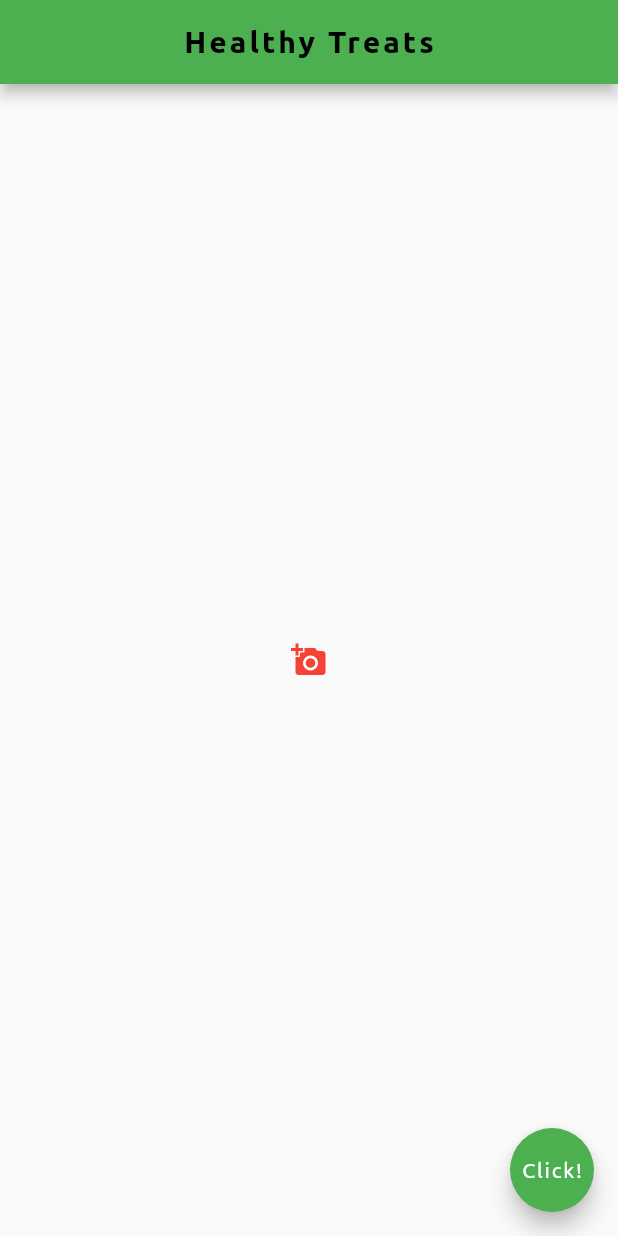
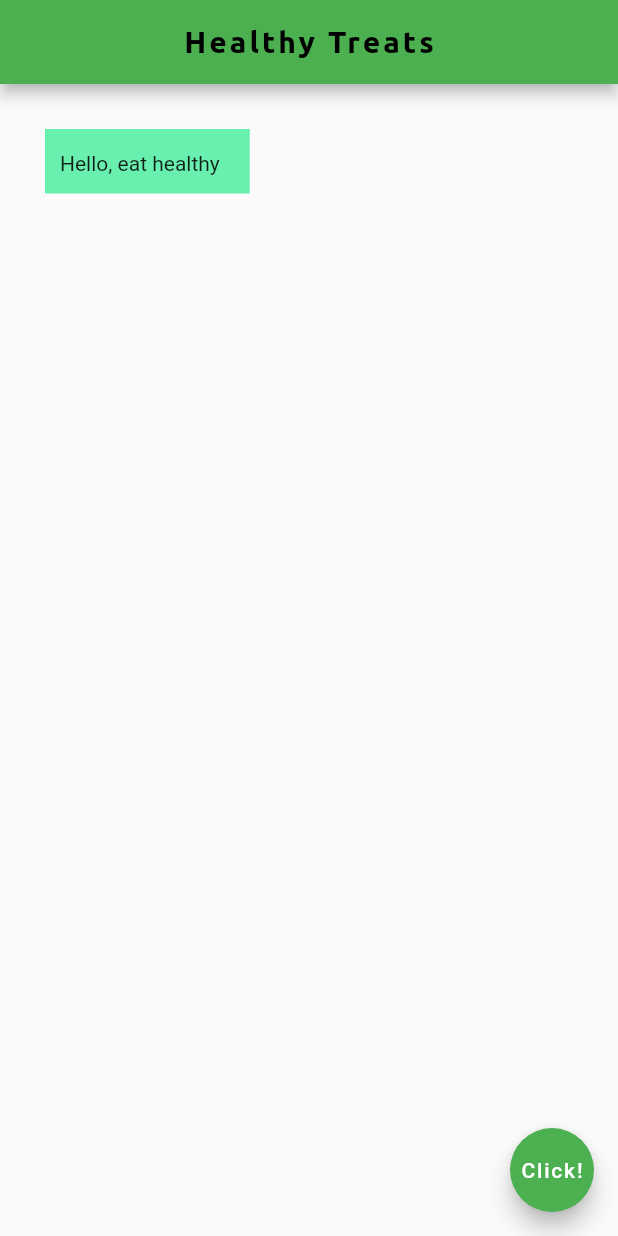
Before and after one commit to Allanetizen/flutter, a Flutter app: the screen it shows after launch, on a phone screen of 412 x 824 dp. Run offline on Flutter 3.47's test engine with Material 2 defaults, Android fonts, the phone set to English and light mode, and no system bars; project files that could hold a hidden picture were left out.

Commit message:
margin and padding

```diff
--- a/lib/main.dart
+++ b/lib/main.dart
@@ -1,4 +1,7 @@
-                import 'package:flutter/material.dart';
+
+
+import 'package:flutter/cupertino.dart';
+import 'package:flutter/material.dart';
 
                 void main() => runApp(MaterialApp(title: "Cool App", home: Home()));
 
@@ -7,6 +10,7 @@
                   Widget build(BuildContext context) {
                     return Scaffold(
                       //wrapper to the widgets /layouts
+
                       appBar: AppBar(
                         title: Text(
                           'Healthy Treats',
@@ -21,24 +25,19 @@
                         centerTitle: true, //centers the above text
                         backgroundColor: Colors.green,
                       ),
-                      body: Center(
-                        child: IconButton(
-                          onPressed: (){
-                            print('Clicked dyd');
-                          },
-                          icon:Icon(Icons.add_a_photo) ,
-                          color: Colors.red
-                        ),
-                        ),
+                      body: Container (
+                        padding: EdgeInsets.fromLTRB(10.0, 15.0, 20.0, 12.0),
+                       margin: EdgeInsets.all(30.0), //padding widget:can be used to enclose the text/no color
+                        color: Colors.greenAccent,
+                        child: Text('Hello, eat healthy'),
 
 
+                      ),
                       floatingActionButton: FloatingActionButton(
-                        onPressed: () {},
-                        child: Text(
-                          'Click!',
-                          style: TextStyle(fontFamily: 'Ubuntu'),
-                        ),
+                        onPressed: (){},
+                        child: Text('Click!'),
                         backgroundColor: Colors.green,
+
                       ),
                     );
                   }
```
